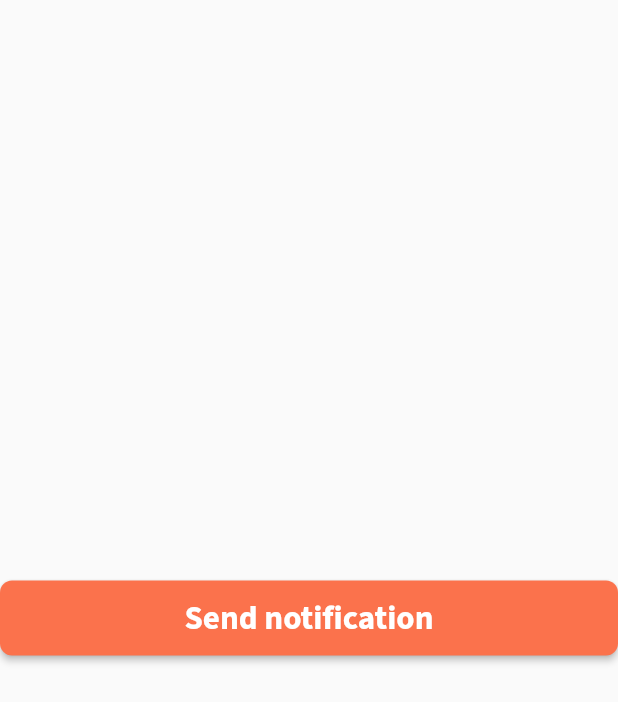
After one commit to Team-ByteBuilders/Anubhav-App, a Flutter app: the DetailsScreen screen opened directly, on a phone screen of 412 x 824 dp. The commit adds this screen. Shown: the top 702 px of the screen. Run offline on Flutter 3.47's test engine with Material 2 defaults, Android fonts, the phone set to English and light mode, and no system bars; our stand-ins replace awesome_snackbar_content, email_validator, google_fonts.

Commit message:
minor fixes

```diff
--- a/lib/auth/signup_screen.dart
+++ b/lib/auth/signup_screen.dart
@@ -26,11 +26,11 @@ class _SignupScreenState extends State<SignupScreen> {
 
   @override
   Widget build(BuildContext context) {
-    return SafeArea(
-        child: Scaffold(
+    return Scaffold(
       body: Form(
     key: key,
     child: ListView(
+      physics: const BouncingScrollPhysics(),
       children: [
         Text(
           'Create your Account',
@@ -139,7 +139,7 @@ class _SignupScreenState extends State<SignupScreen> {
       ],
     ).paddingWithSymmetry(horizontal: 16, vertical: 50),
       ),
-    ).asButton(onTap: () => FocusManager.instance.primaryFocus?.unfocus()));
+    ).asButton(onTap: () => FocusManager.instance.primaryFocus?.unfocus());
   }
 
   void changeVisibility() {
--- /dev/null
+++ b/lib/navigation/details_screen.dart
@@ -0,0 +1,21 @@
+import 'package:anubhav/utilities/custom_widgets/custom_button.dart';
+import 'package:anubhav/utilities/extensions/widget_extensions.dart';
+import 'package:flutter/material.dart';
+
+class DetailsScreen extends StatefulWidget {
+  const DetailsScreen({Key? key}) : super(key: key);
+
+  @override
+  State<DetailsScreen> createState() => _DetailsScreenState();
+}
+
+class _DetailsScreenState extends State<DetailsScreen> {
+  @override
+  Widget build(BuildContext context) {
+    return Scaffold(
+      body: primaryButton(context,
+              onPressed: () {}, label: 'Send notification', processing: false)
+          .wrapCenter(),
+    );
+  }
+}
```
Also changed, not shown: lib/auth/login_screen.dart (+16 -9 lines), lib/navigation/home_screen.dart (added, +10 -0 lines). Lines whose indentation alone changed are shown as unchanged.
